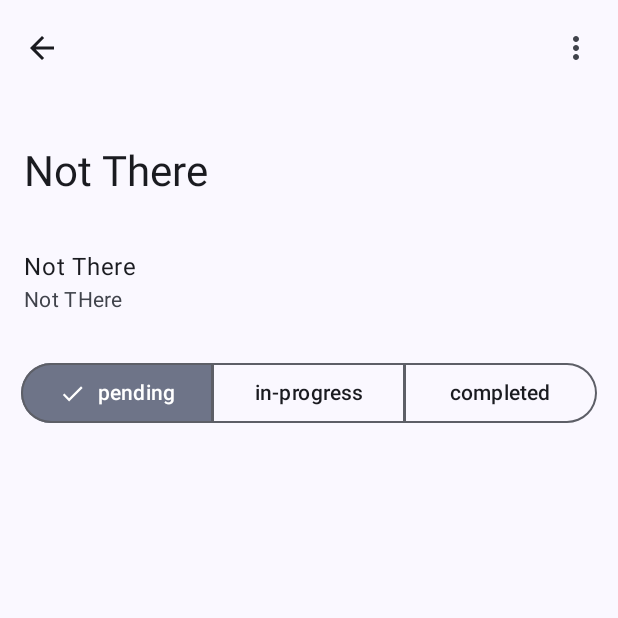
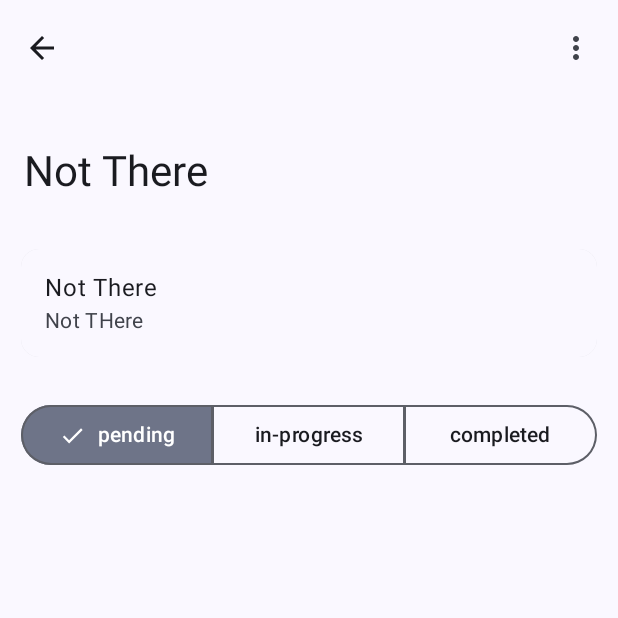
Before and after one commit to girish54321/JetPack-Todo-App, an Android app built with Jetpack Compose: the SelectedToDoScreen screen opened through its navigation route, on a phone screen of 412 x 824 dp, the top half of it. Run offline under Robolectric (Android 15) with nearby library versions, the phone set to English and light mode, and no system bars; our stand-ins replace Dagger/Hilt's generated code; pictures from the network do not load.

Commit message:
file upload added

```diff
--- a/app/src/main/java/com/example/resreqapp/API/AppApi.kt
+++ b/app/src/main/java/com/example/resreqapp/API/AppApi.kt
@@ -10,11 +10,15 @@ import com.example.resreqapp.DataType.RemortData.SuccessResponse
 import com.example.resreqapp.DataType.RemortData.ToDoInfo
 import com.example.resreqapp.DataType.RemortData.ToDoResponse
 import com.example.resreqapp.DataType.RemortData.UserProfileDatan
+import okhttp3.MultipartBody
+import okhttp3.RequestBody
 import retrofit2.Call
 import retrofit2.http.Body
 import retrofit2.http.DELETE
 import retrofit2.http.GET
+import retrofit2.http.Multipart
 import retrofit2.http.POST
+import retrofit2.http.Part
 import retrofit2.http.Path
 import retrofit2.http.Query
 
@@ -41,9 +45,13 @@ interface AppApi {
         @Query("size") perPage: Int = 10,
     ): Call<ToDoResponse>
 
+    @Multipart
     @POST("/api/v1/todo/addtodo")
-    fun createToDo(
-        @Body body: CreateTodoRequestBody
+     fun createToDo(
+    @Part file: MultipartBody.Part?,
+    @Part("title") title: RequestBody,
+    @Part("body") body: RequestBody,
+    @Part("state") state: RequestBody,
     ): Call<SuccessResponse>
 
     @POST("/api/v1/todo/updatetodo")
--- a/app/src/main/java/com/example/resreqapp/AppConst/AppConst.kt
+++ b/app/src/main/java/com/example/resreqapp/AppConst/AppConst.kt
@@ -2,4 +2,5 @@ package com.example.jetpackunsplash.Const
 
 object Constants {
     const val BASE_URL = "http://192.168.0.104:2000/api/v1/"
+    const val SERVER_URL = "http://192.168.0.104:2000"
 }
--- a/app/src/main/java/com/example/resreqapp/Domain/Repository/HomeScreenRepository.kt
+++ b/app/src/main/java/com/example/resreqapp/Domain/Repository/HomeScreenRepository.kt
@@ -2,20 +2,17 @@ package com.example.resreqapp.Domain.Repository
 
 import com.example.mytodoandroid.helper.Resource
 import com.example.resreqapp.DataType.RemortData.DeleteResponse
-import com.example.resreqapp.DataType.RemortData.LoginResRemote
 import com.example.resreqapp.DataType.RemortData.SuccessResponse
 import com.example.resreqapp.DataType.RemortData.ToDoInfo
 import com.example.resreqapp.DataType.RemortData.ToDoResponse
 import com.example.resreqapp.DataType.RemortData.Todo
 import kotlinx.coroutines.flow.Flow
 import retrofit2.Call
-import java.io.File
 
 
 interface HomeScreenRepository {
-//    suspend fun getUserToDos(): Flow<Resource<Call<ToDoResponse>>>
     suspend fun getToDo(page:Int): Flow<Resource<Call<ToDoResponse>>>
-    suspend fun createToDo(item: Todo): Flow<Resource<Call<SuccessResponse>>>
+    suspend fun createToDo(item: Todo,imageUri:String?): Flow<Resource<Call<SuccessResponse>>>
     suspend fun updateTodo(todoItem: Todo): Flow<Resource<Call<SuccessResponse>>>
     suspend fun getTodoInfo(todoID: String): Flow<Resource<Call<ToDoInfo>>>
     suspend fun deleteTodo(todoID: String): Flow<Resource<Call<DeleteResponse>>>
--- a/app/src/main/java/com/example/resreqapp/Screen/MainScreen/MainScreen.kt
+++ b/app/src/main/java/com/example/resreqapp/Screen/MainScreen/MainScreen.kt
@@ -1,5 +1,9 @@
 package com.example.resreqapp.Screen.MainScreen
 
+import android.util.Log
+import androidx.activity.compose.rememberLauncherForActivityResult
+import androidx.activity.result.PickVisualMediaRequest
+import androidx.activity.result.contract.ActivityResultContracts
 import androidx.compose.material.icons.Icons
 import androidx.compose.material.icons.filled.Add
 import androidx.compose.material3.FloatingActionButton
--- a/app/src/main/java/com/example/resreqapp/Screen/SelectedToDo/SelectedToDoScreen.kt
+++ b/app/src/main/java/com/example/resreqapp/Screen/SelectedToDo/SelectedToDoScreen.kt
@@ -1,15 +1,19 @@
 package com.example.resreqapp.Screen.SelectedToDo
 
 import androidx.compose.foundation.clickable
+import androidx.compose.foundation.layout.Arrangement
 import androidx.compose.foundation.layout.Column
+import androidx.compose.foundation.layout.Row
 import androidx.compose.foundation.layout.fillMaxWidth
 import androidx.compose.foundation.layout.padding
+import androidx.compose.foundation.layout.size
 import androidx.compose.material.icons.Icons
 import androidx.compose.material.icons.filled.Delete
 import androidx.compose.material.icons.filled.Edit
 import androidx.compose.material.icons.filled.Lock
 import androidx.compose.material.icons.filled.MoreVert
 import androidx.compose.material3.AlertDialog
+import androidx.compose.material3.Card
 import androidx.compose.material3.DropdownMenu
 import androidx.compose.material3.DropdownMenuItem
 import androidx.compose.material3.ExperimentalMaterial3Api
@@ -27,8 +31,11 @@ import androidx.compose.runtime.mutableStateOf
 import androidx.compose.runtime.remember
 import androidx.compose.runtime.setValue
 import androidx.compose.ui.Modifier
+import androidx.compose.ui.layout.ContentScale
 import androidx.compose.ui.unit.dp
 import androidx.navigation.NavHostController
+import coil.compose.AsyncImage
+import com.example.jetpackunsplash.Const.Constants.SERVER_URL
 import com.example.resreqapp.Helper.Screen
 import com.example.resreqapp.ViewModals.HomeScreenViewModal
 import com.example.resreqapp.Views.AppBackButton
@@ -121,12 +128,31 @@ fun SelectedToDoScreen(
                     }
                 )
             }
-            ListItem(
+            Card(
                 modifier = Modifier
-                    .clickable {  },
-                headlineContent = { Text(appViewModal.selectedTodo?.title ?: "Not There") },
-                supportingContent = { Text(appViewModal.selectedTodo?.body ?: "Not THere") },
-            )
+                    .fillMaxWidth()
+                    .padding(14.dp),
+            ) {
+                Row (
+                    horizontalArrangement = Arrangement.Center
+                ){
+                    appViewModal.selectedTodo.files?.map {
+                        AsyncImage(
+                            model = "$SERVER_URL/${it.fileName}",
+                            contentDescription = "Translated description of what the image contains",
+                            contentScale = ContentScale.Fit,
+                            modifier = Modifier.size(120.dp)
+                        )
+                    }
+                }
+
+                ListItem(
+                    modifier = Modifier
+                        .clickable { },
+                    headlineContent = { Text(appViewModal.selectedTodo?.title ?: "Not There") },
+                    supportingContent = { Text(appViewModal.selectedTodo?.body ?: "Not THere") },
+                )
+            }
             Column(
                 modifier = Modifier
                     .padding(14.dp)
```
Also changed, not shown: app/src/main/AndroidManifest.xml (+16 -0 lines), app/src/main/java/com/example/resreqapp/DataType/RemortData/ToDoResponse.kt (+16 -1 lines), app/src/main/java/com/example/resreqapp/Repository/HomeScreenRepositoryImp.kt (+23 -4 lines), app/src/main/java/com/example/resreqapp/Screen/CreateTodo/CreateToDoScreen.kt (+40 -0 lines), app/src/main/java/com/example/resreqapp/ViewModals/HomeScreenViewModal.kt (+9 -2 lines).
